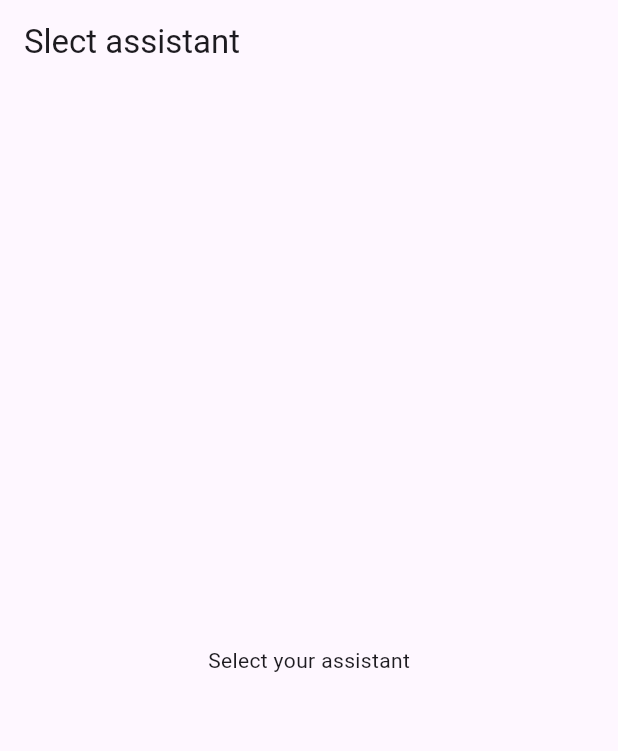
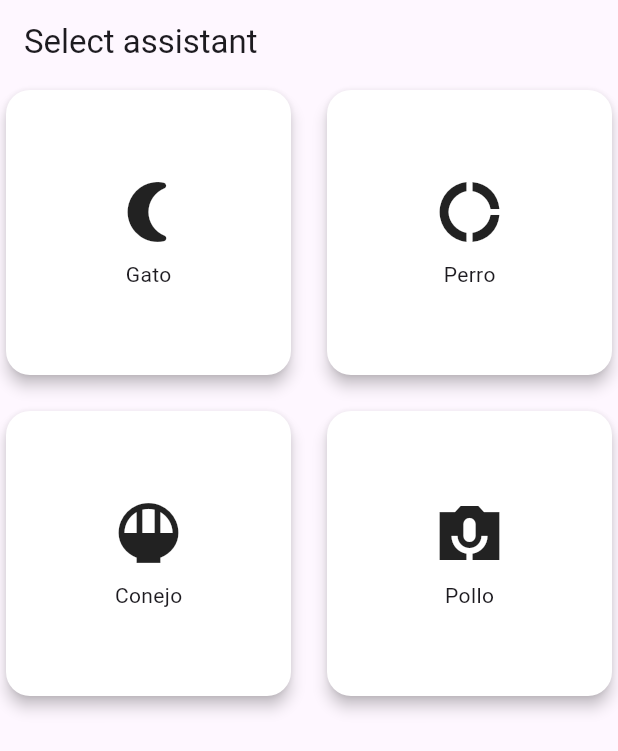
Before and after one commit to rorosana/trip_mate, a Flutter app: the SelectAssistantScreen screen opened by its route, on a phone screen of 412 x 824 dp. Shown: the top 751 px of the screen. Run offline on Flutter 3.47's test engine with Material 3 defaults, Android fonts, the light colour scheme and no system bars; our stand-ins replace equatable, flutter_bloc, go_router, shared_preferences; accounts and stored records are empty.

Commit message:
✨ implement SelectAssistantScreen with Bloc for assistant selection and navigation to login

```diff
--- a/lib/assistant/assistant_screens/select_assistant_screen.dart
+++ b/lib/assistant/assistant_screens/select_assistant_screen.dart
@@ -1,4 +1,9 @@
 import 'package:flutter/material.dart';
+import 'package:flutter_bloc/flutter_bloc.dart';
+import 'package:go_router/go_router.dart';
+import 'package:trip_mate/assistant/assistant_management/assistant_cubit.dart';
+import 'package:trip_mate/assistant/assistant_models/assistant_list.dart';
+import 'package:trip_mate/assistant/assistant_models/assistant_model.dart';
 
 class SelectAssistantScreen extends StatefulWidget {
   const SelectAssistantScreen({super.key});
@@ -12,10 +17,44 @@ class SelectAssistantScreenState extends State<SelectAssistantScreen> {
   Widget build(BuildContext context) {
     return Scaffold(
       appBar: AppBar(
-        title: const Text('Slect assistant'),
+        title: const Text('Select assistant'),
       ),
-      body: const Center(
-        child: Text('Select your assistant'),
+      body: BlocProvider(
+        create: (_) => AssistantCubit(),
+        child: BlocBuilder<AssistantCubit, Assistant?>(
+          builder: (context, selectedAssistant) {
+            return GridView.builder(
+                gridDelegate: const SliverGridDelegateWithFixedCrossAxisCount(crossAxisCount: 2, crossAxisSpacing: 16, mainAxisSpacing: 16),
+                itemCount: assistants.length,
+                itemBuilder: (context, index) {
+                  final Assistant assistant = assistants[index];
+                  final isSelected = assistant == selectedAssistant;
+
+                  return GestureDetector(
+                      onTap: () {
+                        context.read<AssistantCubit>().selectAssistant(assistant);
+                        //ruta a homeScreen pero con go_router
+                        context.go('/login');
+                      },
+                      child: Card(
+                          elevation: 4,
+                          color: isSelected ? Colors.blue : Colors.white,
+                          shape: RoundedRectangleBorder(
+                            borderRadius: BorderRadius.circular(16),
+                          ),
+                          child: Column(
+                            mainAxisAlignment: MainAxisAlignment.center,
+                            children: [
+                              Icon(assistant.icon, size: 48),
+                              const SizedBox(height: 8),
+                              Text(
+                                assistant.name,
+                              )
+                            ],
+                          )));
+                });
+          },
+        ),
       ),
     );
   }
```
